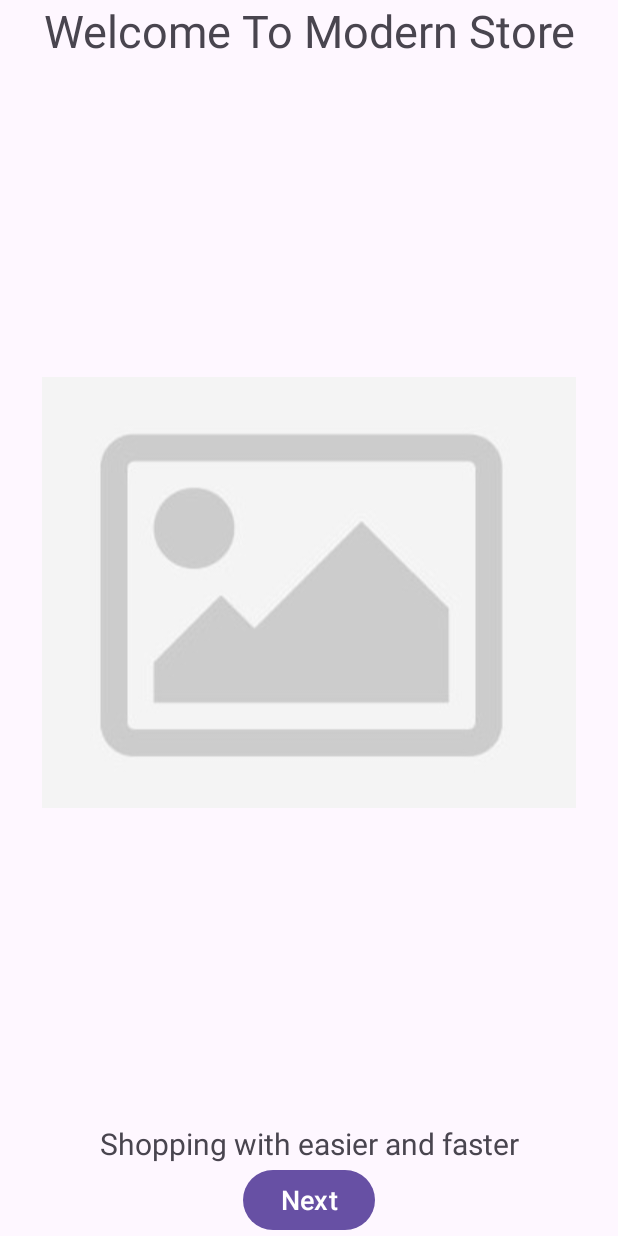
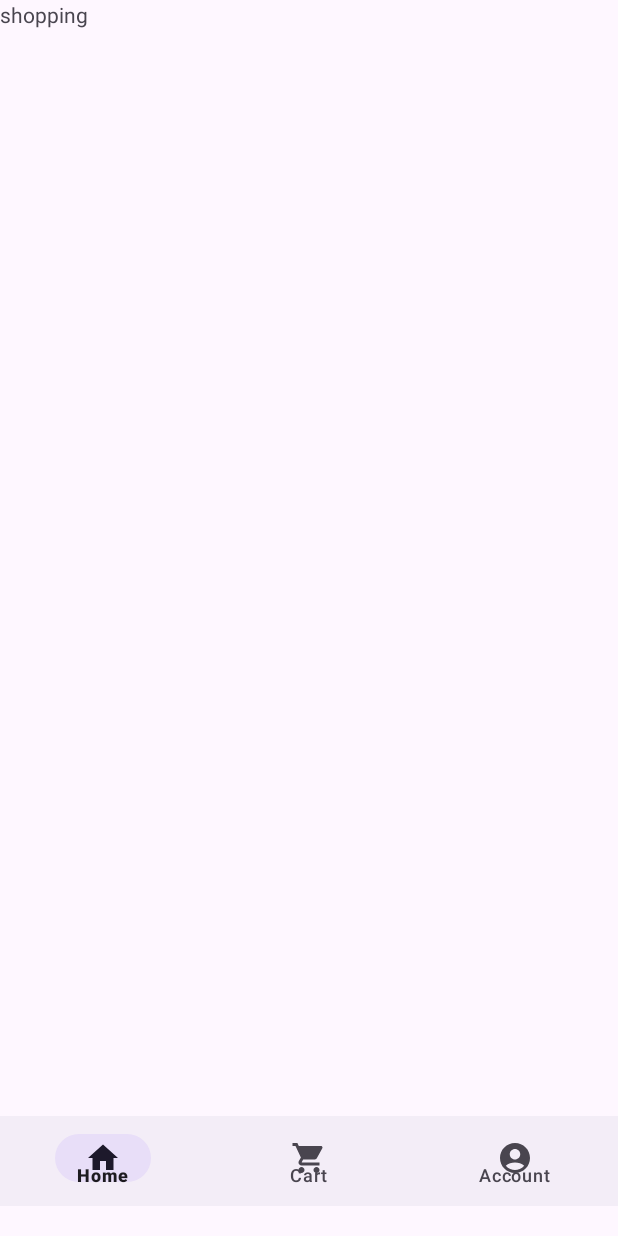
Before and after one commit to erichutabarat/Modern-Store, an Android app: the screen it shows after launch (MainActivity), on a phone screen of 412 x 824 dp. Run offline under Robolectric (Android 15) with nearby library versions, the phone set to English and light mode, and no system bars.

Commit message:
Add Features: Bottom Navigation Menu

```diff
--- a/ModernStore/app/src/main/java/com/modernstore/app/MainActivity.kt
+++ b/ModernStore/app/src/main/java/com/modernstore/app/MainActivity.kt
@@ -4,19 +4,45 @@ import android.content.Intent
 import androidx.appcompat.app.AppCompatActivity
 import android.os.Bundle
 import android.widget.TextView
+import androidx.fragment.app.Fragment
+import com.google.android.material.bottomnavigation.BottomNavigationView
+import com.modernstore.app.ui.account.AccountFragment
+import com.modernstore.app.ui.cart.CartFragment
 import com.modernstore.app.ui.login.LoginActivity
 import com.modernstore.app.ui.register.RegisterActivity
+import com.modernstore.app.ui.shopping.ShoppingFragment
 
 class MainActivity : AppCompatActivity() {
+
+    lateinit var bottomNav : BottomNavigationView
+
     override fun onCreate(savedInstanceState: Bundle?) {
         super.onCreate(savedInstanceState)
-        setContentView(R.layout.home_page)
-
-        val toLogin: TextView = findViewById(R.id.next_to_login)
-        toLogin.setOnClickListener {
-            val intent = Intent(this, LoginActivity::class.java)
-            startActivity(intent)
-            finish()
+        setContentView(R.layout.activity_main)
+        loadFragment(ShoppingFragment())
+        bottomNav = findViewById(R.id.bottomnav) as BottomNavigationView
+        bottomNav.setOnItemSelectedListener {
+            when (it.itemId) {
+                R.id.home -> {
+                    loadFragment(ShoppingFragment())
+                    true
+                }
+                R.id.message -> {
+                    loadFragment(CartFragment())
+                    true
+                }
+                R.id.settings -> {
+                    loadFragment(AccountFragment())
+                    true
+                }
+                else -> throw IllegalArgumentException("Unhandled itemId: ${it.itemId}")
+            }
         }
     }
+    private  fun loadFragment(fragment: Fragment){
+        val transaction = supportFragmentManager.beginTransaction()
+        transaction.replace(R.id.container,fragment)
+        transaction.commit()
+    }
+
 }
--- /dev/null
+++ b/ModernStore/app/src/main/java/com/modernstore/app/ui/shopping/ShoppingFragment.kt
@@ -0,0 +1,60 @@
+package com.modernstore.app.ui.shopping
+
+import android.os.Bundle
+import androidx.fragment.app.Fragment
+import android.view.LayoutInflater
+import android.view.View
+import android.view.ViewGroup
+import com.modernstore.app.R
+
+// TODO: Rename parameter arguments, choose names that match
+// the fragment initialization parameters, e.g. ARG_ITEM_NUMBER
+private const val ARG_PARAM1 = "param1"
+private const val ARG_PARAM2 = "param2"
+
+/**
+ * A simple [Fragment] subclass.
+ * Use the [ShoppingFragment.newInstance] factory method to
+ * create an instance of this fragment.
+ */
+class ShoppingFragment : Fragment() {
+    // TODO: Rename and change types of parameters
+    private var param1: String? = null
+    private var param2: String? = null
+
+    override fun onCreate(savedInstanceState: Bundle?) {
+        super.onCreate(savedInstanceState)
+        arguments?.let {
+            param1 = it.getString(ARG_PARAM1)
+            param2 = it.getString(ARG_PARAM2)
+        }
+    }
+
+    override fun onCreateView(
+        inflater: LayoutInflater, container: ViewGroup?,
+        savedInstanceState: Bundle?
+    ): View? {
+        // Inflate the layout for this fragment
+        return inflater.inflate(R.layout.shopping_fragment, container, false)
+    }
+
+    companion object {
+        /**
+         * Use this factory method to create a new instance of
+         * this fragment using the provided parameters.
+         *
+         * @param param1 Parameter 1.
+         * @param param2 Parameter 2.
+         * @return A new instance of fragment ShoppingFragment.
+         */
+        // TODO: Rename and change types and number of parameters
+        @JvmStatic
+        fun newInstance(param1: String, param2: String) =
+            ShoppingFragment().apply {
+                arguments = Bundle().apply {
+                    putString(ARG_PARAM1, param1)
+                    putString(ARG_PARAM2, param2)
+                }
+            }
+    }
+}
--- a/ModernStore/app/src/main/res/layout/activity_main.xml
+++ b/ModernStore/app/src/main/res/layout/activity_main.xml
@@ -1,18 +1,27 @@
 <?xml version="1.0" encoding="utf-8"?>
-<androidx.constraintlayout.widget.ConstraintLayout xmlns:android="http://schemas.android.com/apk/res/android"
+<RelativeLayout xmlns:android="http://schemas.android.com/apk/res/android"
     xmlns:app="http://schemas.android.com/apk/res-auto"
     xmlns:tools="http://schemas.android.com/tools"
     android:layout_width="match_parent"
     android:layout_height="match_parent"
     tools:context=".MainActivity">
 
-    <TextView
-        android:layout_width="wrap_content"
-        android:layout_height="wrap_content"
-        android:text="Hello World!"
+    <FrameLayout
+        android:id="@+id/container"
+        android:layout_width="match_parent"
+        android:layout_height="match_parent"
+        android:layout_above="@id/bottomnav"
+        />
+    <com.google.android.material.bottomnavigation.BottomNavigationView
+        android:id="@+id/bottomnav"
+        android:layout_width="match_parent"
+        android:layout_height="60dp"
+        android:layout_alignParentBottom="true"
+        android:layout_marginBottom="20dp"
         app:layout_constraintBottom_toBottomOf="parent"
         app:layout_constraintEnd_toEndOf="parent"
+        app:layout_constraintHorizontal_bias="0.5"
         app:layout_constraintStart_toStartOf="parent"
-        app:layout_constraintTop_toTopOf="parent" />
-
-</androidx.constraintlayout.widget.ConstraintLayout>
+        app:menu="@menu/nav_menu"
+        android:scrollIndicators="left"/>
+</RelativeLayout>
--- /dev/null
+++ b/ModernStore/app/src/main/res/layout/shopping_fragment.xml
@@ -0,0 +1,14 @@
+<?xml version="1.0" encoding="utf-8"?>
+<FrameLayout xmlns:android="http://schemas.android.com/apk/res/android"
+    xmlns:tools="http://schemas.android.com/tools"
+    android:layout_width="match_parent"
+    android:layout_height="match_parent"
+    tools:context=".ui.shopping.ShoppingFragment">
+
+    <!-- TODO: Update blank fragment layout -->
+    <TextView
+        android:layout_width="match_parent"
+        android:layout_height="match_parent"
+        android:text="shopping" />
+
+</FrameLayout>
--- /dev/null
+++ b/ModernStore/app/src/main/res/menu/nav_menu.xml
@@ -0,0 +1,15 @@
+<?xml version="1.0" encoding="utf-8"?>
+<menu xmlns:android="http://schemas.android.com/apk/res/android">
+    <item
+        android:id="@+id/home"
+        android:icon="@drawable/baseline_home_24"
+        android:title="@string/home"  />
+    <item
+        android:id="@+id/message"
+        android:icon="@drawable/baseline_shopping_cart_24"
+        android:title="@string/cart" />
+    <item
+        android:id="@+id/settings"
+        android:icon="@drawable/baseline_account_circle_24"
+        android:title="@string/account" />
+</menu>
--- a/ModernStore/app/src/main/res/values/strings.xml
+++ b/ModernStore/app/src/main/res/values/strings.xml
@@ -20,4 +20,10 @@
 
     <string name="login_activity">Login Pages</string>
     <string name="register_activity">Register Pages</string>
+
+    <string name="home">Home</string>
+    <string name="cart">Cart</string>
+    <string name="account">Account</string>
+    <!-- TODO: Remove or change this placeholder text -->
+    <string name="hello_blank_fragment">Hello blank fragment</string>
 </resources>
```
Also changed, not shown: ModernStore/app/src/main/java/com/modernstore/app/ui/account/AccountFragment.kt (added, +60 -0 lines), ModernStore/app/src/main/java/com/modernstore/app/ui/cart/CartFragment.kt (added, +60 -0 lines), ModernStore/app/src/main/res/layout/account_fragment.xml (added, +14 -0 lines), ModernStore/app/src/main/res/layout/cart_fragment.xml (added, +14 -0 lines).
